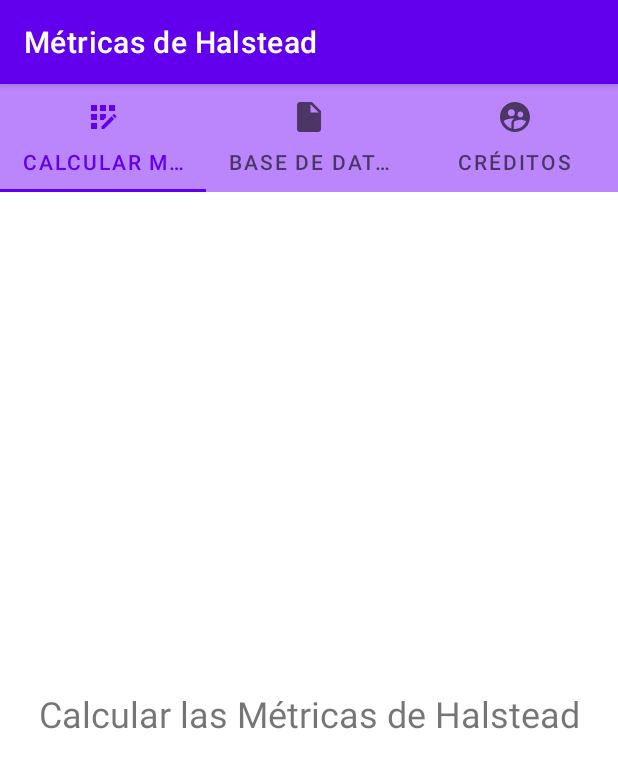
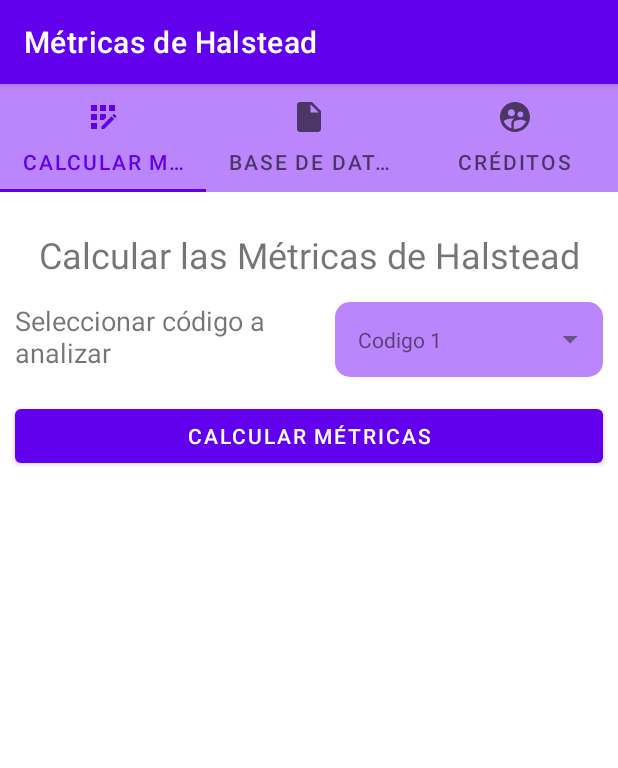
Before and after one commit to JohnTS13/Metricas_de_Halstead, an Android app: the screen it shows after launch (MainActivity), on a phone screen of 412 x 824 dp. Shown: the top 768 px of the screen. Run offline under Robolectric (Android 15) with nearby library versions, the phone set to English and light mode, and no system bars.

Commit message:
avance apartado calcular metricas

```diff
--- a/app/src/main/java/com/example/mtricasdehalstead/Controlador/CalcularMetricas.java
+++ b/app/src/main/java/com/example/mtricasdehalstead/Controlador/CalcularMetricas.java
@@ -7,8 +7,16 @@ import androidx.fragment.app.Fragment;
 import android.view.LayoutInflater;
 import android.view.View;
 import android.view.ViewGroup;
+import android.widget.ArrayAdapter;
+import android.widget.EditText;
+import android.widget.Spinner;
+import android.widget.TextView;
 
 import com.example.mtricasdehalstead.R;
+
+import java.lang.reflect.Array;
+import java.util.ArrayList;
+import java.util.Arrays;
 
 /**
  * A simple {@link Fragment} subclass.
@@ -26,6 +34,9 @@ public class CalcularMetricas extends Fragment {
     private String mParam1;
     private String mParam2;
 
+    private  View view;
+    private Spinner spinner;
+    private TextView tv1, tv2;
     public CalcularMetricas() {
         // Required empty public constructor
     }
@@ -55,12 +66,21 @@ public class CalcularMetricas extends Fragment {
             mParam1 = getArguments().getString(ARG_PARAM1);
             mParam2 = getArguments().getString(ARG_PARAM2);
         }
+
     }
 
     @Override
     public View onCreateView(LayoutInflater inflater, ViewGroup container,
                              Bundle savedInstanceState) {
-        // Inflate the layout for this fragment
-        return inflater.inflate(R.layout.fragment_calcular_metricas, container, false);
+
+        view = inflater.inflate(R.layout.fragment_calcular_metricas, container, false);
+        spinner = (Spinner)view.findViewById(R.id.codigos);
+
+        String[] value = {"Codigo 1", "Codigo 2", "Codigo 3", "Codigo 4", "Codigo 5"};
+        ArrayList<String> arrayList = new ArrayList<>(Arrays.asList(value));
+        ArrayAdapter<String> arrayAdapter = new ArrayAdapter<>(getContext(), R.layout.style_spiner, arrayList);
+        spinner.setAdapter(arrayAdapter);
+        return view;
+
     }
 }
--- a/app/src/main/java/com/example/mtricasdehalstead/MainActivity.java
+++ b/app/src/main/java/com/example/mtricasdehalstead/MainActivity.java
@@ -4,16 +4,18 @@ import androidx.appcompat.app.AppCompatActivity;
 import androidx.viewpager.widget.ViewPager;
 
 import android.os.Bundle;
+import android.widget.Spinner;
 
 import com.example.mtricasdehalstead.Controlador.PagerController;
 import com.google.android.material.tabs.TabItem;
 import com.google.android.material.tabs.TabLayout;
 
 public class MainActivity extends AppCompatActivity {
-    TabLayout tabLayout;
-    ViewPager viewPager;
-    TabItem tab1, tab2, tab3;
-    PagerController pagerAdapter;
+    private TabLayout tabLayout;
+    private ViewPager viewPager;
+    private TabItem tab1, tab2, tab3;
+    private PagerController pagerAdapter;
+
 
     @Override
     protected void onCreate(Bundle savedInstanceState) {
--- a/app/src/main/res/drawable-v24/ic_launcher_foreground.xml
+++ /dev/null
@@ -1,30 +0,0 @@
-<vector xmlns:android="http://schemas.android.com/apk/res/android"
-    xmlns:aapt="http://schemas.android.com/aapt"
-    android:width="108dp"
-    android:height="108dp"
-    android:viewportWidth="108"
-    android:viewportHeight="108">
-    <path android:pathData="M31,63.928c0,0 6.4,-11 12.1,-13.1c7.2,-2.6 26,-1.4 26,-1.4l38.1,38.1L107,108.928l-32,-1L31,63.928z">
-        <aapt:attr name="android:fillColor">
-            <gradient
-                android:endX="85.84757"
-                android:endY="92.4963"
-                android:startX="42.9492"
-                android:startY="49.59793"
-                android:type="linear">
-                <item
-                    android:color="#44000000"
-                    android:offset="0.0" />
-                <item
-                    android:color="#00000000"
-                    android:offset="1.0" />
-            </gradient>
-        </aapt:attr>
-    </path>
-    <path
-        android:fillColor="#FFFFFF"
-        android:fillType="nonZero"
-        android:pathData="M65.3,45.828l3.8,-6.6c0.2,-0.4 0.1,-0.9 -0.3,-1.1c-0.4,-0.2 -0.9,-0.1 -1.1,0.3l-3.9,6.7c-6.3,-2.8 -13.4,-2.8 -19.7,0l-3.9,-6.7c-0.2,-0.4 -0.7,-0.5 -1.1,-0.3C38.8,38.328 38.7,38.828 38.9,39.228l3.8,6.6C36.2,49.428 31.7,56.028 31,63.928h46C76.3,56.028 71.8,49.428 65.3,45.828zM43.4,57.328c-0.8,0 -1.5,-0.5 -1.8,-1.2c-0.3,-0.7 -0.1,-1.5 0.4,-2.1c0.5,-0.5 1.4,-0.7 2.1,-0.4c0.7,0.3 1.2,1 1.2,1.8C45.3,56.528 44.5,57.328 43.4,57.328L43.4,57.328zM64.6,57.328c-0.8,0 -1.5,-0.5 -1.8,-1.2s-0.1,-1.5 0.4,-2.1c0.5,-0.5 1.4,-0.7 2.1,-0.4c0.7,0.3 1.2,1 1.2,1.8C66.5,56.528 65.6,57.328 64.6,57.328L64.6,57.328z"
-        android:strokeWidth="1"
-        android:strokeColor="#00000000" />
-</vector>
--- a/app/src/main/res/drawable/ic_launcher_foreground.xml
+++ b/app/src/main/res/drawable/ic_launcher_foreground.xml
@@ -1,5 +1,30 @@
-<vector android:height="24dp" android:tint="#FFFFFF"
-    android:viewportHeight="24" android:viewportWidth="24"
-    android:width="24dp" xmlns:android="http://schemas.android.com/apk/res/android">
-    <path android:fillColor="@android:color/white" android:pathData="M21.81,12.74l-0.82,-0.63v-0.22l0.8,-0.63c0.16,-0.12 0.2,-0.34 0.1,-0.51l-0.85,-1.48c-0.07,-0.13 -0.21,-0.2 -0.35,-0.2 -0.05,0 -0.1,0.01 -0.15,0.03l-0.95,0.38c-0.08,-0.05 -0.11,-0.07 -0.19,-0.11l-0.15,-1.01c-0.03,-0.21 -0.2,-0.36 -0.4,-0.36h-1.71c-0.2,0 -0.37,0.15 -0.4,0.34l-0.14,1.01c-0.03,0.02 -0.07,0.03 -0.1,0.05l-0.09,0.06 -0.95,-0.38c-0.05,-0.02 -0.1,-0.03 -0.15,-0.03 -0.14,0 -0.27,0.07 -0.35,0.2l-0.85,1.48c-0.1,0.17 -0.06,0.39 0.1,0.51l0.8,0.63v0.23l-0.8,0.63c-0.16,0.12 -0.2,0.34 -0.1,0.51l0.85,1.48c0.07,0.13 0.21,0.2 0.35,0.2 0.05,0 0.1,-0.01 0.15,-0.03l0.95,-0.37c0.08,0.05 0.12,0.07 0.2,0.11l0.15,1.01c0.03,0.2 0.2,0.34 0.4,0.34h1.71c0.2,0 0.37,-0.15 0.4,-0.34l0.15,-1.01c0.03,-0.02 0.07,-0.03 0.1,-0.05l0.09,-0.06 0.95,0.38c0.05,0.02 0.1,0.03 0.15,0.03 0.14,0 0.27,-0.07 0.35,-0.2l0.85,-1.48c0.1,-0.17 0.06,-0.39 -0.1,-0.51zM18,13.5c-0.83,0 -1.5,-0.67 -1.5,-1.5s0.67,-1.5 1.5,-1.5 1.5,0.67 1.5,1.5 -0.67,1.5 -1.5,1.5zM17,17h2v4c0,1.1 -0.9,2 -2,2H7c-1.1,0 -2,-0.9 -2,-2V3c0,-1.1 0.9,-2 2,-2h10c1.1,0 2,0.9 2,2v4h-2V6H7v12h10v-1z"/>
+<vector xmlns:android="http://schemas.android.com/apk/res/android"
+    xmlns:aapt="http://schemas.android.com/aapt"
+    android:width="108dp"
+    android:height="108dp"
+    android:viewportWidth="108"
+    android:viewportHeight="108">
+    <path android:pathData="M31,63.928c0,0 6.4,-11 12.1,-13.1c7.2,-2.6 26,-1.4 26,-1.4l38.1,38.1L107,108.928l-32,-1L31,63.928z">
+        <aapt:attr name="android:fillColor">
+            <gradient
+                android:endX="85.84757"
+                android:endY="92.4963"
+                android:startX="42.9492"
+                android:startY="49.59793"
+                android:type="linear">
+                <item
+                    android:color="#44000000"
+                    android:offset="0.0" />
+                <item
+                    android:color="#00000000"
+                    android:offset="1.0" />
+            </gradient>
+        </aapt:attr>
+    </path>
+    <path
+        android:fillColor="#FFFFFF"
+        android:fillType="nonZero"
+        android:pathData="M65.3,45.828l3.8,-6.6c0.2,-0.4 0.1,-0.9 -0.3,-1.1c-0.4,-0.2 -0.9,-0.1 -1.1,0.3l-3.9,6.7c-6.3,-2.8 -13.4,-2.8 -19.7,0l-3.9,-6.7c-0.2,-0.4 -0.7,-0.5 -1.1,-0.3C38.8,38.328 38.7,38.828 38.9,39.228l3.8,6.6C36.2,49.428 31.7,56.028 31,63.928h46C76.3,56.028 71.8,49.428 65.3,45.828zM43.4,57.328c-0.8,0 -1.5,-0.5 -1.8,-1.2c-0.3,-0.7 -0.1,-1.5 0.4,-2.1c0.5,-0.5 1.4,-0.7 2.1,-0.4c0.7,0.3 1.2,1 1.2,1.8C45.3,56.528 44.5,57.328 43.4,57.328L43.4,57.328zM64.6,57.328c-0.8,0 -1.5,-0.5 -1.8,-1.2s-0.1,-1.5 0.4,-2.1c0.5,-0.5 1.4,-0.7 2.1,-0.4c0.7,0.3 1.2,1 1.2,1.8C66.5,56.528 65.6,57.328 64.6,57.328L64.6,57.328z"
+        android:strokeWidth="1"
+        android:strokeColor="#00000000" />
 </vector>
--- /dev/null
+++ b/app/src/main/res/drawable/style_spinner.xml
@@ -0,0 +1,17 @@
+<?xml version="1.0" encoding="utf-8"?>
+<selector xmlns:android="http://schemas.android.com/apk/res/android">
+    <item>
+        <layer-list>
+            <item>
+                <shape android:shape="rectangle">
+                    <solid android:color="@color/purple_200"/>
+                    <corners android:radius="10dp"/>
+                    <padding android:right="10dp"/>
+                </shape>
+            </item>
+            <item>
+                <bitmap android:src="@drawable/ic_down" android:gravity="center|end"/>
+            </item>
+        </layer-list>
+    </item>
+</selector>
--- a/app/src/main/res/layout/fragment_calcular_metricas.xml
+++ b/app/src/main/res/layout/fragment_calcular_metricas.xml
@@ -1,16 +1,82 @@
 <?xml version="1.0" encoding="utf-8"?>
-<FrameLayout xmlns:android="http://schemas.android.com/apk/res/android"
+<LinearLayout xmlns:android="http://schemas.android.com/apk/res/android"
     xmlns:tools="http://schemas.android.com/tools"
+    android:id="@+id/textViewTittleTab1"
     android:layout_width="match_parent"
     android:layout_height="match_parent"
+    android:orientation="vertical"
     tools:context=".Controlador.CalcularMetricas">
 
-    <!-- TODO: Update blank fragment layout -->
-    <TextView
+    <!-- Layout de los componentes para la seleccion del programam desde la bd -->
+    <LinearLayout
         android:layout_width="match_parent"
-        android:layout_height="match_parent"
-        android:text="@string/title_tab1"
-        android:textSize="24sp"
-        android:gravity="center" />
+        android:layout_height="wrap_content"
+        android:orientation="vertical">
 
-</FrameLayout>
+        <TextView
+            android:id="@+id/textTitulo"
+            android:layout_width="match_parent"
+            android:layout_height="match_parent"
+            android:layout_marginTop="25dp"
+            android:gravity="center"
+            android:text="@string/title_tab1"
+            android:textSize="24sp" />
+
+        <LinearLayout
+            android:layout_width="match_parent"
+            android:layout_height="wrap_content"
+            android:orientation="horizontal">
+
+            <LinearLayout
+                android:layout_width="213dp"
+                android:layout_height="wrap_content"
+                android:orientation="vertical">
+
+                <TextView
+                    android:id="@+id/textSeleccionaCodigo"
+                    android:layout_width="match_parent"
+                    android:layout_height="wrap_content"
+                    android:layout_marginLeft="10dp"
+                    android:layout_marginTop="15dp"
+                    android:layout_marginRight="10dp"
+                    android:text="@string/tab1_text_view1"
+                    android:textSize="18sp" />
+            </LinearLayout>
+
+            <LinearLayout
+                android:layout_width="match_parent"
+                android:layout_height="wrap_content"
+                android:orientation="vertical">
+
+                <Spinner
+                    android:background="@drawable/style_spinner"
+                    android:id="@+id/codigos"
+                    android:layout_width="match_parent"
+                    android:layout_height="wrap_content"
+                    android:layout_marginTop="15dp"
+                    android:layout_marginRight="10dp"
+                    android:layout_marginLeft="10dp"
+                    android:textSize="18sp"/>
+
+            </LinearLayout>
+
+        </LinearLayout>
+
+        <LinearLayout
+            android:layout_width="match_parent"
+            android:layout_height="wrap_content"
+            android:orientation="vertical">
+
+            <Button
+                android:id="@+id/btnCalcular"
+                android:layout_width="match_parent"
+                android:layout_height="wrap_content"
+                android:layout_marginTop="15dp"
+                android:layout_marginRight="10dp"
+                android:layout_marginLeft="10dp"
+                android:text="@string/btn_calcular" />
+        </LinearLayout>
+    </LinearLayout>
+
+
+</LinearLayout>
--- /dev/null
+++ b/app/src/main/res/layout/style_spiner.xml
@@ -0,0 +1,7 @@
+<?xml version="1.0" encoding="utf-8"?>
+<TextView xmlns:android="http://schemas.android.com/apk/res/android"
+    android:layout_width="match_parent"
+    android:layout_height="match_parent"
+    android:padding="15dp">
+
+</TextView>
--- a/app/src/main/res/values/strings.xml
+++ b/app/src/main/res/values/strings.xml
@@ -9,4 +9,7 @@
     <string name="title_tab1">Calcular las Métricas de Halstead</string>
     <string name="title_tab2">Base de Datos</string>
     <string name="title_tab3">Créditoss</string>
+    <!-- Tab 1 -->
+    <string name="tab1_text_view1">Seleccionar código a analizar</string>
+    <string name="btn_calcular">Calcular métricas</string>
 </resources>
```
Also changed, not shown: app/src/main/res/drawable-hdpi/ic_down.png (added), app/src/main/res/drawable-mdpi/ic_down.png (added), app/src/main/res/drawable-xhdpi/ic_down.png (added), app/src/main/res/drawable-xxhdpi/ic_down.png (added).
